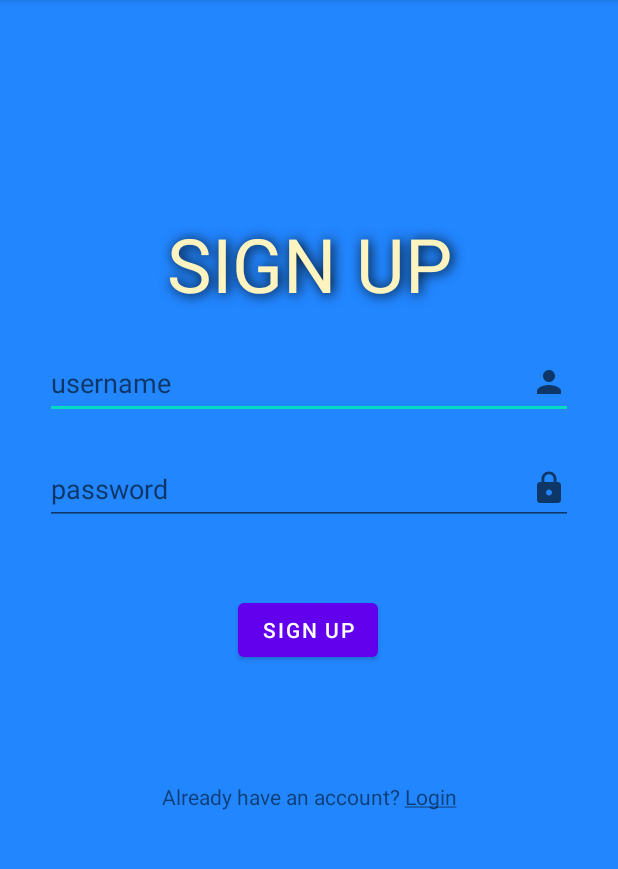
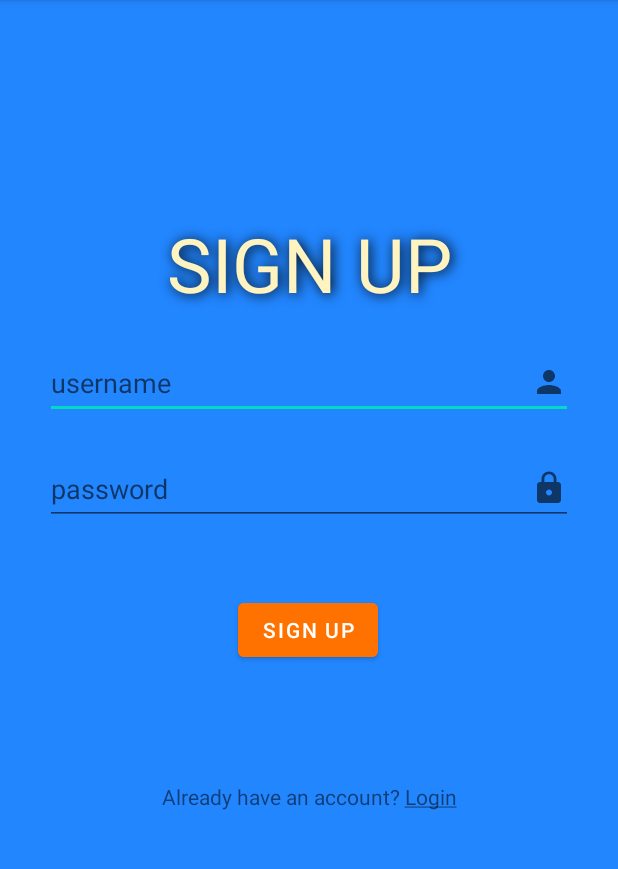
Before and after one commit to ChonrevC/FighterSoft, an Android app: the SignUp screen opened directly, with no data from a screen before it, on a phone screen of 412 x 824 dp, the part 84-953 px from its top. Run offline under Robolectric (Android 15) with nearby library versions, the phone set to English and light mode, and no system bars; Roboto replaces fonts that are not available here.

Commit message:
Changed color of sign up button

```diff
--- a/app/src/main/res/layout/activity_sign_up.xml
+++ b/app/src/main/res/layout/activity_sign_up.xml
@@ -67,6 +67,7 @@
         android:layout_marginTop="20dp"
         android:layout_marginEnd="159dp"
         android:text="@string/sign_up"
+        android:backgroundTint="#ff7200"
         app:layout_constraintBottom_toTopOf="@+id/loginText"
         app:layout_constraintEnd_toEndOf="parent"
         app:layout_constraintStart_toStartOf="parent"
```
